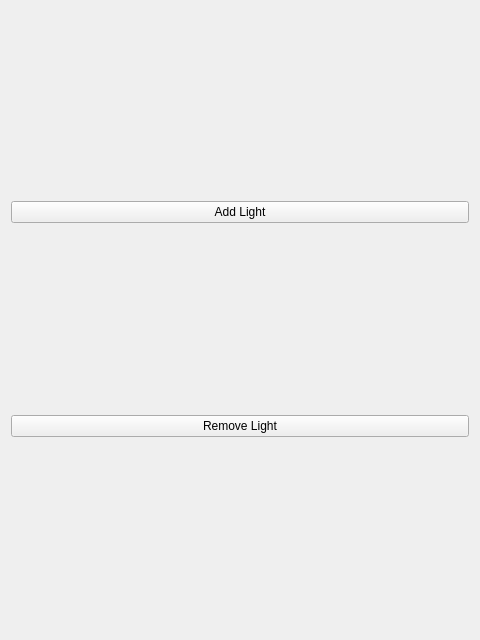
Before: the Qt Designer form Qt/Components/Resources/UI/pqLightsInspector.ui in Kitware/ParaView, drawn with Qt 5.
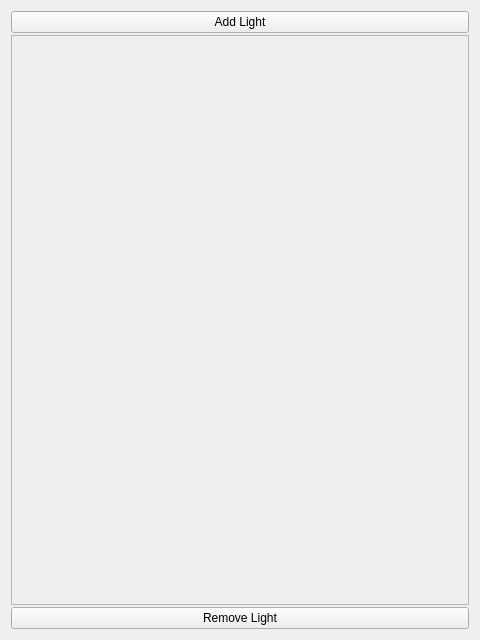
After: the same form once the commit is applied.

Commit message: populate the panel with controls for each light

Diff of the .ui file:
```diff
--- a/Qt/Components/Resources/UI/pqLightsInspector.ui
+++ b/Qt/Components/Resources/UI/pqLightsInspector.ui
@@ -24,6 +24,34 @@
      </property>
     </widget>
    </item>
+   <item>
+    <widget class="QScrollArea" name="scrollArea">
+     <property name="widgetResizable">
+      <bool>true</bool>
+     </property>
+     <widget class="QWidget" name="scrollAreaWidgetContents">
+      <property name="geometry">
+       <rect>
+        <x>0</x>
+        <y>0</y>
+        <width>460</width>
+        <height>562</height>
+       </rect>
+      </property>
+      <widget class="QWidget" name="verticalLayoutWidget">
+       <property name="geometry">
+        <rect>
+         <x>0</x>
+         <y>0</y>
+         <width>461</width>
+         <height>561</height>
+        </rect>
+       </property>
+       <layout class="QVBoxLayout" name="verticalLayout_2"/>
+      </widget>
+     </widget>
+    </widget>
+   </item>
    <item>
     <widget class="QPushButton" name="removeLight">
      <property name="text">
```
Left out of the diff: 5 changed lines with no effect on the pictures. The commit also changes 2 other files.
